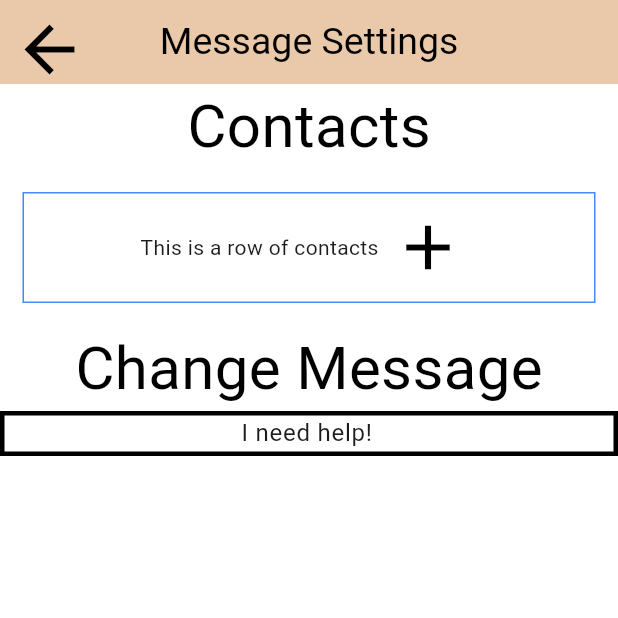
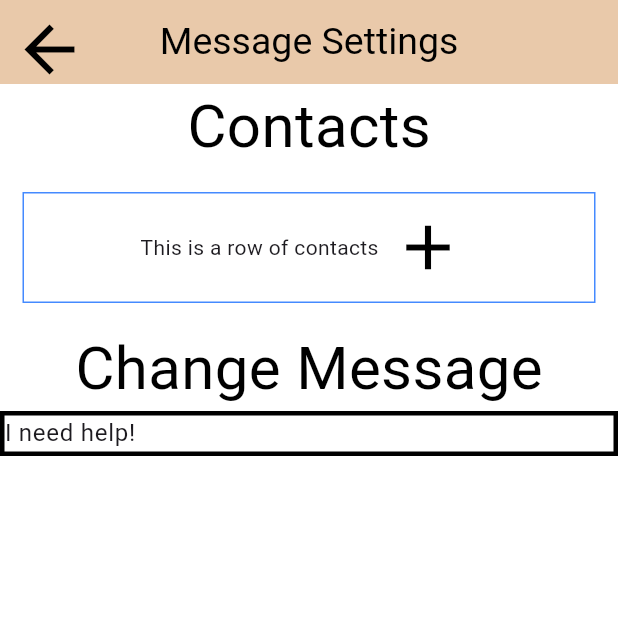
Before and after one commit to Skybird77/CREATE-Challenge-ios-App, a Flutter app: the MessageSettingsPageState screen opened directly, on a phone screen of 412 x 824 dp, the top half of it. Run offline on Flutter 3.47's test engine with Material 3 defaults, Android fonts, the phone set to English and light mode, and no system bars; our stand-ins replace shared_preferences; accounts and stored records are empty.

Commit message:
Added const and Alignment change

```diff
--- a/create_challenge_ios_app/lib/main.dart
+++ b/create_challenge_ios_app/lib/main.dart
@@ -2,7 +2,7 @@
 
 import 'package:flutter/material.dart';
 import 'pages/home_page.dart';
-import 'pages/settings_page.dart';
+//import 'pages/settings_page.dart';
 import 'package:create_challenge_ios_app/globals.dart' as globals;
 
 void main() {
--- a/create_challenge_ios_app/lib/pages/message_settings_page.dart
+++ b/create_challenge_ios_app/lib/pages/message_settings_page.dart
@@ -44,7 +44,7 @@ class __MessageSettingsPageStateState extends State<MessageSettingsPageState> {
               onPressed: () {
                  Navigator.pop(context);
               },
-              icon: Icon(
+              icon: const Icon(
                 Icons.arrow_back,
               ),
             ),
@@ -76,7 +76,7 @@ class __MessageSettingsPageStateState extends State<MessageSettingsPageState> {
                     onPressed: () {
                        print("Add Contact");
                     },
-                    icon: Icon(
+                    icon: const Icon(
                       Icons.add,
                     ),
                   )
@@ -99,7 +99,8 @@ class __MessageSettingsPageStateState extends State<MessageSettingsPageState> {
                 border: Border.all(width: 3)
               ),
               child: TextField(
-                textAlign: TextAlign.center,
+                textAlign: TextAlign.start,
+                textAlignVertical: TextAlignVertical.top,
                 controller: textFieldController,
                 decoration: null,
                 onSubmitted: (String value) async {
```
